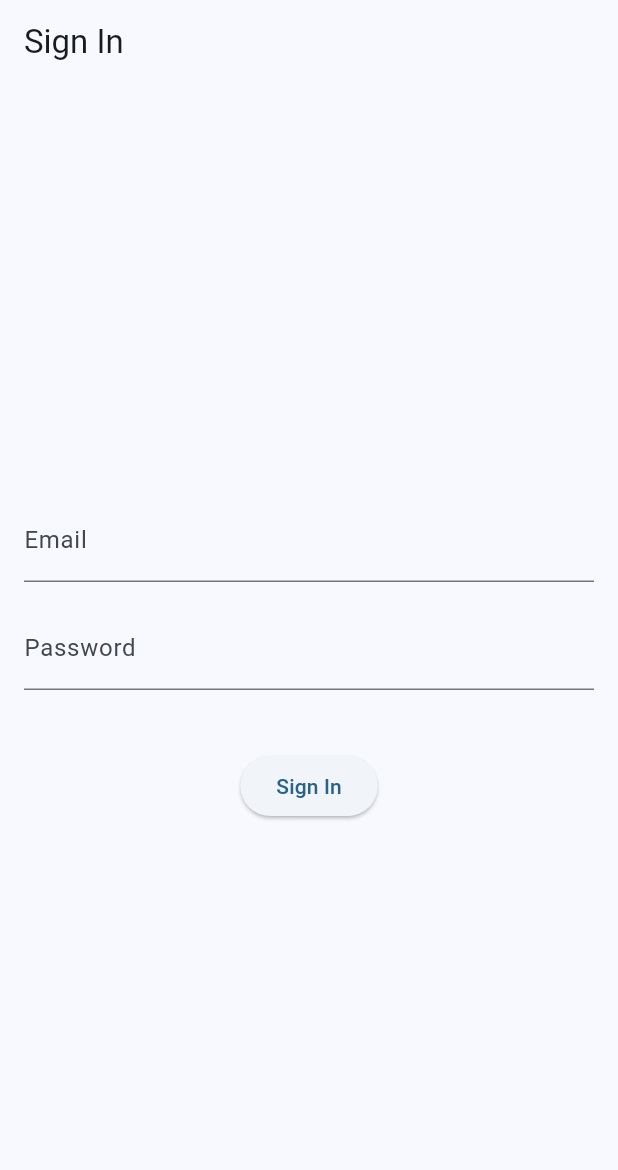
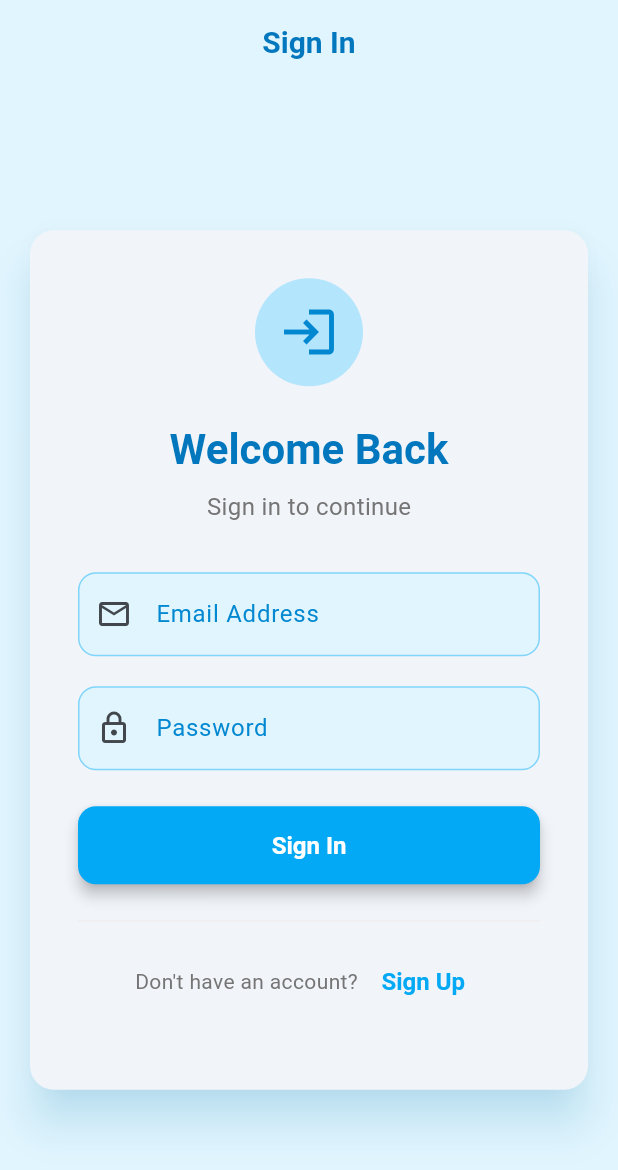
Before and after one commit to DilukM/disaster_flutter, a Flutter app: the screen it shows after launch, on a phone screen of 412 x 824 dp. Shown: the top 1170 px of the screen. Run offline on Flutter 3.47's test engine with Material 3 defaults, Android fonts, the phone set to English and light mode, and no system bars; drawn by our look-alikes of toastification; our stand-ins replace cloud_firestore, firebase_auth, firebase_core, flutter_map, latlong2, location; missing offline and left inert: flutter_map_location_marker; accounts and stored records are empty.

```diff
--- a/lib/Auth/signin.dart
+++ /dev/null
@@ -1,85 +0,0 @@
-import 'package:flutter/material.dart';
-import 'package:firebase_auth/firebase_auth.dart';
-
-class SignInPage extends StatefulWidget {
-  @override
-  State<SignInPage> createState() => _SignInPageState();
-}
-
-class _SignInPageState extends State<SignInPage> {
-  final _formKey = GlobalKey<FormState>();
-  final _emailController = TextEditingController();
-  final _passwordController = TextEditingController();
-  bool _isLoading = false;
-  String? _errorMessage;
-
-  Future<void> _signIn() async {
-    setState(() {
-      _isLoading = true;
-      _errorMessage = null;
-    });
-    try {
-      await FirebaseAuth.instance.signInWithEmailAndPassword(
-        email: _emailController.text.trim(),
-        password: _passwordController.text,
-      );
-      // TODO: Navigate to home page after successful sign in
-      // Navigator.pushReplacementNamed(context, '/home');
-    } on FirebaseAuthException catch (e) {
-      setState(() {
-        _errorMessage = e.message;
-      });
-    } finally {
-      setState(() {
-        _isLoading = false;
-      });
-    }
-  }
-
-  @override
-  Widget build(BuildContext context) {
-    return Scaffold(
-      appBar: AppBar(title: Text('Sign In')),
-      body: Padding(
-        padding: const EdgeInsets.all(16.0),
-        child: Form(
-          key: _formKey,
-          child: Column(
-            mainAxisAlignment: MainAxisAlignment.center,
-            children: [
-              TextFormField(
-                controller: _emailController,
-                decoration: InputDecoration(labelText: 'Email'),
-                keyboardType: TextInputType.emailAddress,
-                validator: (value) =>
-                    value == null || value.isEmpty ? 'Enter your email' : null,
-              ),
-              SizedBox(height: 16),
-              TextFormField(
-                controller: _passwordController,
-                decoration: InputDecoration(labelText: 'Password'),
-                obscureText: true,
-                validator: (value) =>
-                    value == null || value.isEmpty ? 'Enter your password' : null,
-              ),
-              SizedBox(height: 24),
-              if (_errorMessage != null)
-                Text(_errorMessage!, style: TextStyle(color: Colors.red)),
-              SizedBox(height: 16),
-              _isLoading
-                  ? CircularProgressIndicator()
-                  : ElevatedButton(
-                      onPressed: () {
-                        if (_formKey.currentState!.validate()) {
-                          _signIn();
-                        }
-                      },
-                      child: Text('Sign In'),
-                    ),
-            ],
-          ),
-        ),
-      ),
-    );
-  }
-}
--- a/lib/main.dart
+++ b/lib/main.dart
@@ -1,10 +1,10 @@
 import 'package:desaster/firebase_options.dart';
-import 'package:desaster/main_screen.dart';
+import 'package:desaster/screens/main_screen.dart';
 import 'package:firebase_core/firebase_core.dart';
 import 'package:flutter/material.dart';
 import 'package:toastification/toastification.dart';
-import 'package:desaster/Auth/signin.dart';
-import 'package:desaster/Auth/signup.dart';
+import 'package:desaster/screens/auth/signin.dart';
+import 'package:desaster/screens/auth/signup.dart';
 
 void main() async {
   WidgetsFlutterBinding.ensureInitialized();
@@ -25,7 +25,80 @@ class MainApp extends StatelessWidget {
       ),
       child: MaterialApp(
         title: '@Risk',
-        theme: ThemeData(colorSchemeSeed: Colors.lightBlue),
+        theme: ThemeData(
+          colorScheme: ColorScheme.fromSeed(
+            seedColor: Colors.lightBlue,
+            brightness: Brightness.light,
+          ),
+          useMaterial3: true,
+          appBarTheme: AppBarTheme(
+            elevation: 0,
+            centerTitle: true,
+            backgroundColor: Colors.lightBlue.shade50,
+            foregroundColor: Colors.lightBlue.shade800,
+            titleTextStyle: TextStyle(
+              fontSize: 20,
+              fontWeight: FontWeight.bold,
+              color: Colors.lightBlue.shade800,
+            ),
+          ),
+          cardTheme: CardThemeData(
+            elevation: 8,
+            shape: RoundedRectangleBorder(
+              borderRadius: BorderRadius.circular(16),
+            ),
+            shadowColor: Colors.lightBlue.withOpacity(0.2),
+          ),
+          elevatedButtonTheme: ElevatedButtonThemeData(
+            style: ElevatedButton.styleFrom(
+              backgroundColor: Colors.lightBlue,
+              foregroundColor: Colors.white,
+              elevation: 3,
+              shape: RoundedRectangleBorder(
+                borderRadius: BorderRadius.circular(12),
+              ),
+              textStyle: TextStyle(fontSize: 16, fontWeight: FontWeight.w600),
+            ),
+          ),
+          textButtonTheme: TextButtonThemeData(
+            style: TextButton.styleFrom(
+              foregroundColor: Colors.lightBlue,
+              textStyle: TextStyle(fontSize: 16, fontWeight: FontWeight.w600),
+            ),
+          ),
+          inputDecorationTheme: InputDecorationTheme(
+            filled: true,
+            fillColor: Colors.lightBlue.shade50,
+            border: OutlineInputBorder(
+              borderRadius: BorderRadius.circular(12),
+              borderSide: BorderSide(color: Colors.lightBlue.shade200),
+            ),
+            enabledBorder: OutlineInputBorder(
+              borderRadius: BorderRadius.circular(12),
+              borderSide: BorderSide(color: Colors.lightBlue.shade200),
+            ),
+            focusedBorder: OutlineInputBorder(
+              borderRadius: BorderRadius.circular(12),
+              borderSide: BorderSide(color: Colors.lightBlue, width: 2),
+            ),
+            errorBorder: OutlineInputBorder(
+              borderRadius: BorderRadius.circular(12),
+              borderSide: BorderSide(color: Colors.red.shade300),
+            ),
+            focusedErrorBorder: OutlineInputBorder(
+              borderRadius: BorderRadius.circular(12),
+              borderSide: BorderSide(color: Colors.red, width: 2),
+            ),
+            labelStyle: TextStyle(color: Colors.lightBlue.shade700),
+            contentPadding: EdgeInsets.symmetric(horizontal: 16, vertical: 16),
+          ),
+          textTheme: TextTheme(
+            headlineSmall: TextStyle(
+              color: Colors.lightBlue.shade800,
+              fontWeight: FontWeight.bold,
+            ),
+          ),
+        ),
         debugShowCheckedModeBanner: false,
         initialRoute: '/signin',
         routes: {
--- /dev/null
+++ b/lib/screens/auth/signin.dart
@@ -0,0 +1,190 @@
+import 'package:flutter/material.dart';
+import 'package:firebase_auth/firebase_auth.dart';
+
+class SignInPage extends StatefulWidget {
+  @override
+  State<SignInPage> createState() => _SignInPageState();
+}
+
+class _SignInPageState extends State<SignInPage> {
+  final _formKey = GlobalKey<FormState>();
+  final _emailController = TextEditingController();
+  final _passwordController = TextEditingController();
+  bool _isLoading = false;
+  String? _errorMessage;
+
+  Future<void> _signIn() async {
+    setState(() {
+      _isLoading = true;
+      _errorMessage = null;
+    });
+    try {
+      await FirebaseAuth.instance.signInWithEmailAndPassword(
+        email: _emailController.text.trim(),
+        password: _passwordController.text,
+      );
+      // TODO: Navigate to home page after successful sign in
+       Navigator.pushReplacementNamed(context, '/home');
+    } on FirebaseAuthException catch (e) {
+      setState(() {
+        _errorMessage = e.message;
+      });
+    } finally {
+      setState(() {
+        _isLoading = false;
+      });
+    }
+  }
+
+  @override
+  Widget build(BuildContext context) {
+    return Scaffold(
+      backgroundColor: Colors.lightBlue.shade50,
+      appBar: AppBar(title: Text('Sign In'), elevation: 0),
+      body: Center(
+        child: SingleChildScrollView(
+          child: Container(
+            constraints: BoxConstraints(maxWidth: 400),
+            margin: EdgeInsets.all(16),
+            child: Card(
+              elevation: 12,
+              shadowColor: Colors.lightBlue.withOpacity(0.3),
+              child: Padding(
+                padding: EdgeInsets.all(32),
+                child: Form(
+                  key: _formKey,
+                  child: Column(
+                    mainAxisSize: MainAxisSize.min,
+                    children: [
+                      Container(
+                        padding: EdgeInsets.all(16),
+                        decoration: BoxDecoration(
+                          color: Colors.lightBlue.shade100,
+                          shape: BoxShape.circle,
+                        ),
+                        child: Icon(
+                          Icons.login,
+                          size: 40,
+                          color: Colors.lightBlue.shade700,
+                        ),
+                      ),
+                      SizedBox(height: 24),
+                      Text(
+                        'Welcome Back',
+                        style: Theme.of(context).textTheme.headlineSmall
+                            ?.copyWith(
+                              fontSize: 28,
+                              fontWeight: FontWeight.bold,
+                            ),
+                      ),
+                      SizedBox(height: 8),
+                      Text(
+                        'Sign in to continue',
+                        style: TextStyle(
+                          color: Colors.grey.shade600,
+                          fontSize: 16,
+                        ),
+                      ),
+                      SizedBox(height: 32),
+                      TextFormField(
+                        controller: _emailController,
+                        decoration: InputDecoration(
+                          labelText: 'Email Address',
+                          prefixIcon: Icon(Icons.email_outlined),
+                        ),
+                        keyboardType: TextInputType.emailAddress,
+                        validator: (value) => value == null || value.isEmpty
+                            ? 'Enter your email'
+                            : null,
+                      ),
+                      SizedBox(height: 20),
+                      TextFormField(
+                        controller: _passwordController,
+                        decoration: InputDecoration(
+                          labelText: 'Password',
+                          prefixIcon: Icon(Icons.lock_outlined),
+                        ),
+                        obscureText: true,
+                        validator: (value) => value == null || value.isEmpty
+                            ? 'Enter your password'
+                            : null,
+                      ),
+                      SizedBox(height: 24),
+                      if (_errorMessage != null) ...[
+                        Container(
+                          padding: EdgeInsets.all(12),
+                          decoration: BoxDecoration(
+                            color: Colors.red.shade50,
+                            borderRadius: BorderRadius.circular(8),
+                            border: Border.all(color: Colors.red.shade200),
+                          ),
+                          child: Row(
+                            children: [
+                              Icon(
+                                Icons.error_outline,
+                                color: Colors.red,
+                                size: 20,
+                              ),
+                              SizedBox(width: 8),
+                              Expanded(
+                                child: Text(
+                                  _errorMessage!,
+                                  style: TextStyle(color: Colors.red.shade700),
+                                ),
+                              ),
+                            ],
+                          ),
+                        ),
+                        SizedBox(height: 20),
+                      ],
+                      _isLoading
+                          ? Container(
+                              padding: EdgeInsets.all(16),
+                              child: CircularProgressIndicator(),
+                            )
+                          : ElevatedButton(
+                              onPressed: () {
+                                if (_formKey.currentState!.validate()) {
+                                  _signIn();
+                                }
+                              },
+                              child: Text('Sign In'),
+                              style: ElevatedButton.styleFrom(
+                                minimumSize: Size(double.infinity, 52),
+                                elevation: 4,
+                              ),
+                            ),
+                      SizedBox(height: 24),
+                      Container(
+                        padding: EdgeInsets.symmetric(vertical: 16),
+                        decoration: BoxDecoration(
+                          border: Border(
+                            top: BorderSide(color: Colors.grey.shade200),
+                          ),
+                        ),
+                        child: Row(
+                          mainAxisAlignment: MainAxisAlignment.center,
+                          children: [
+                            Text(
+                              "Don't have an account? ",
+                              style: TextStyle(color: Colors.grey.shade600),
+                            ),
+                            TextButton(
+                              onPressed: () =>
+                                  Navigator.pushNamed(context, '/signup'),
+                              child: Text('Sign Up'),
+                            ),
+                          ],
+                        ),
+                      ),
+                    ],
+                  ),
+                ),
+              ),
+            ),
+          ),
+        ),
+      ),
+    );
+  }
+}
--- a/lib/main_screen.dart
+++ b/lib/screens/main_screen.dart
@@ -90,7 +90,7 @@ class _MainScreenState extends State<MainScreen> with TickerProviderStateMixin {
                     child: Icon(
                       Icons.map,
                       color: _selectedIndex == 0
-                          ? Colors.blue.shade600
+                          ? Colors.lightBlue.shade600
                           : Colors.grey.shade500,
                     ),
                   );
@@ -107,7 +107,7 @@ class _MainScreenState extends State<MainScreen> with TickerProviderStateMixin {
                     child: Icon(
                       Icons.add_location,
                       color: _selectedIndex == 1
-                          ? Colors.blue.shade600
+                          ? Colors.lightBlue.shade600
                           : Colors.grey.shade500,
                     ),
                   );
@@ -117,7 +117,7 @@ class _MainScreenState extends State<MainScreen> with TickerProviderStateMixin {
             ),
           ],
           currentIndex: _selectedIndex,
-          selectedItemColor: Colors.blue.shade600,
+          selectedItemColor: Colors.lightBlue.shade600,
           unselectedItemColor: Colors.grey.shade500,
           backgroundColor: Colors.white.withOpacity(0.95),
           elevation: 0,
--- a/lib/view_locations_screen.dart
+++ b/lib/screens/view_locations_screen.dart
@@ -4,7 +4,7 @@ import 'package:flutter_map_location_marker/flutter_map_location_marker.dart';
 import 'package:latlong2/latlong.dart';
 import 'package:cloud_firestore/cloud_firestore.dart';
 import 'package:location/location.dart';
-import 'app_constants.dart';
+import '../util/app_constants.dart';
 
 class ViewLocationsScreen extends StatefulWidget {
   const ViewLocationsScreen({super.key});
```
Also changed, not shown: lib/Auth/signup.dart (deleted, +0 -85 lines), lib/screens/add_location_screen.dart (renamed from lib/add_location_screen.dart, +6 -13 lines), lib/screens/auth/signup.dart (added, +190 -0 lines), pubspec.yaml (+10 -0 lines), assets/logo.png (added), lib/services/location_service.dart (renamed from lib/location_service.dart), lib/util/app_constants.dart (renamed from lib/app_constants.dart), pubspec.lock, 30 other files.
